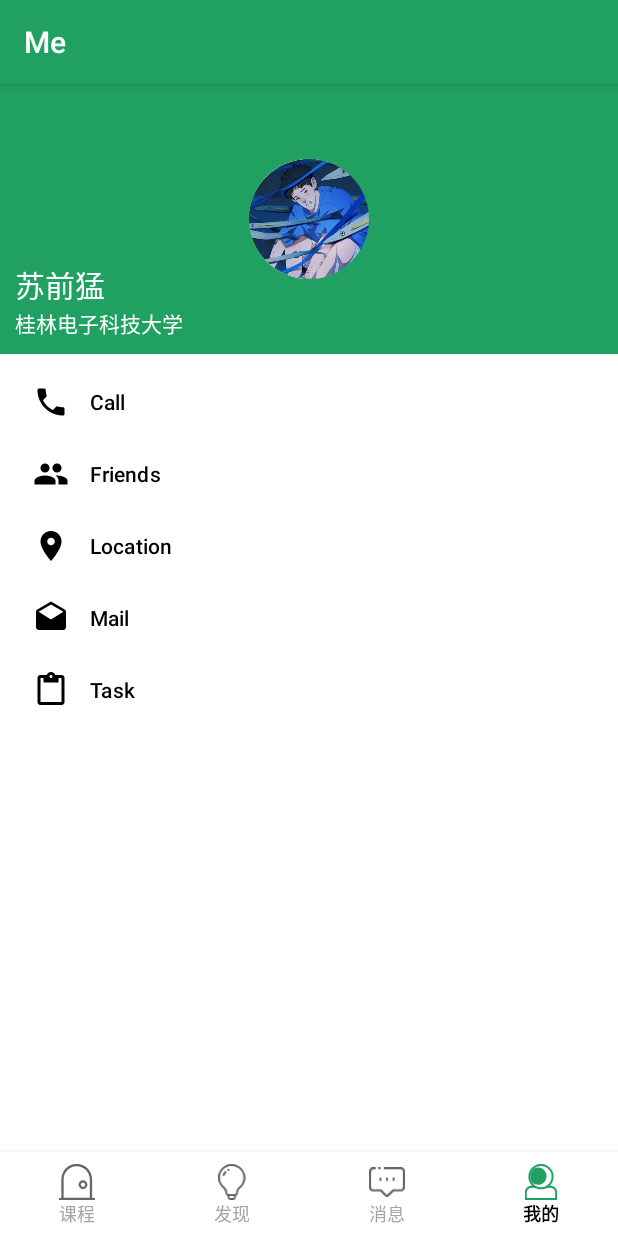
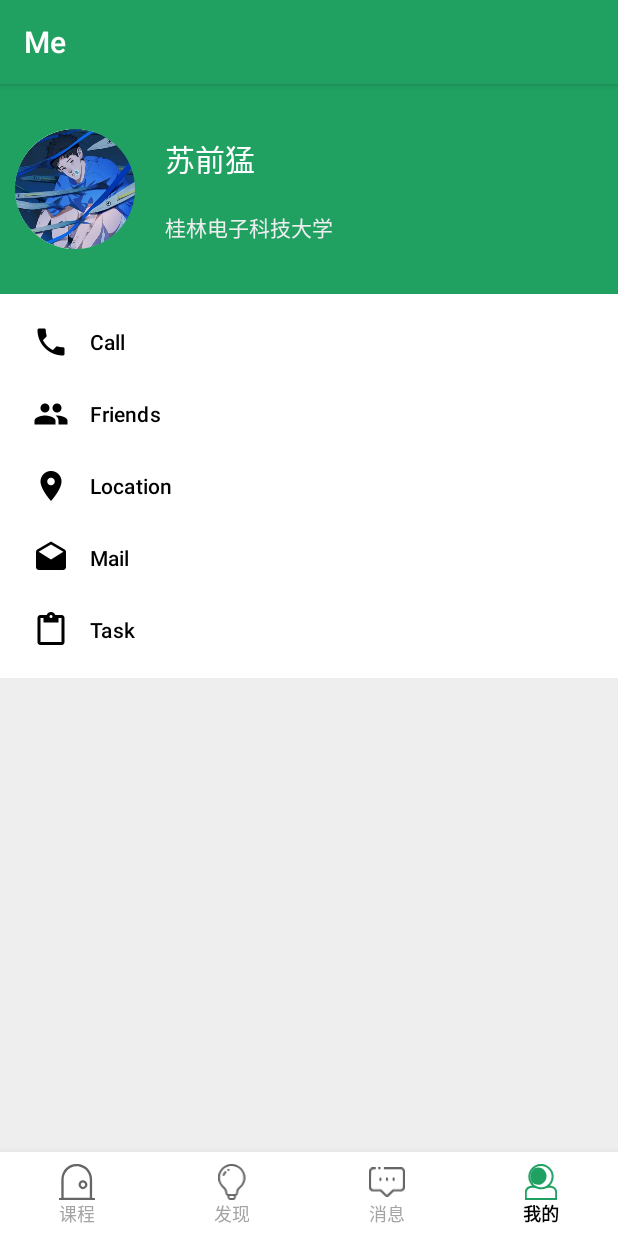
Before and after one commit to snakefch/MapleLeaves, an Android app: the MeFragment screen opened through its navigation route, on a phone screen of 412 x 824 dp. Run offline under Robolectric (Android 15) with nearby library versions, the phone set to English and light mode, and no system bars; our stand-ins replace CircleImageView, navigation-ui.

Commit message:
修改我的界面布局
Signed-off-by: Bamboo <1472902174@qq.com>

```diff
--- a/app/src/main/res/layout/fragment_me.xml
+++ b/app/src/main/res/layout/fragment_me.xml
@@ -1,19 +1,19 @@
 <?xml version="1.0" encoding="utf-8"?>
-<androidx.constraintlayout.widget.ConstraintLayout xmlns:android="http://schemas.android.com/apk/res/android"
+<LinearLayout xmlns:android="http://schemas.android.com/apk/res/android"
     xmlns:app="http://schemas.android.com/apk/res-auto"
     xmlns:tools="http://schemas.android.com/tools"
     android:layout_width="match_parent"
     android:layout_height="match_parent"
-    tools:context=".ui.me.MeFragment">
+    android:background="@color/LightGray"
+    tools:context=".ui.me.MeFragment"
+    android:orientation="vertical">
 
     <com.google.android.material.navigation.NavigationView
         android:id="@+id/navView"
         android:layout_width="match_parent"
-        android:layout_height="match_parent"
-        android:layout_margin="0dp"
+        android:layout_height="wrap_content"
         android:layout_gravity="start"
         app:headerLayout="@layout/me_header"
         app:menu="@menu/me_menu" />
 
-
-</androidx.constraintlayout.widget.ConstraintLayout>
+</LinearLayout>
--- a/app/src/main/res/layout/me_header.xml
+++ b/app/src/main/res/layout/me_header.xml
@@ -1,32 +1,48 @@
 <?xml version="1.0" encoding="utf-8"?>
-<RelativeLayout xmlns:android="http://schemas.android.com/apk/res/android"
+<androidx.constraintlayout.widget.ConstraintLayout xmlns:android="http://schemas.android.com/apk/res/android"
     android:layout_width="match_parent"
-    android:layout_height="180dp"
+    android:layout_height="140dp"
+    xmlns:app="http://schemas.android.com/apk/res-auto"
     android:padding="10dp"
     android:background="@color/theme">
 
     <de.hdodenhof.circleimageview.CircleImageView
+        android:id="@+id/headPortrait"
         android:layout_width="80dp"
         android:layout_height="80dp"
         android:src="@drawable/blue_circle"
+        app:layout_constraintTop_toTopOf="parent"
+        app:layout_constraintStart_toStartOf="parent"
+        app:layout_constraintBottom_toBottomOf="parent"
         android:layout_centerInParent="true"/>
 
-    <TextView
-        android:id="@+id/userSchool"
+    <LinearLayout
         android:layout_width="wrap_content"
         android:layout_height="wrap_content"
-        android:layout_alignParentBottom="true"
-        android:text="@string/school"
-        android:textColor="#FFF"
-        android:textSize="14sp"/>
+        android:layout_marginStart="10dp"
+        app:layout_constraintStart_toEndOf="@id/headPortrait"
+        app:layout_constraintTop_toTopOf="parent"
+        app:layout_constraintBottom_toBottomOf="parent"
+        android:orientation="vertical">
 
-    <TextView
-        android:id="@+id/userName"
-        android:layout_width="wrap_content"
-        android:layout_height="wrap_content"
-        android:layout_above="@+id/userSchool"
-        android:text="@string/user_name"
-        android:textColor="#FFF"
-        android:textSize="20sp"/>
+        <TextView
+            android:id="@+id/userName"
+            android:layout_width="wrap_content"
+            android:layout_height="wrap_content"
+            android:text="@string/user_name"
+            android:layout_margin="10dp"
+            android:textColor="@color/white"
+            android:textSize="20sp"/>
 
-</RelativeLayout>
+        <TextView
+            android:id="@+id/userSchool"
+            android:layout_width="wrap_content"
+            android:layout_height="wrap_content"
+            android:layout_margin="10dp"
+            android:text="@string/school"
+            android:textColor="@color/LightGray"
+            android:textSize="14sp" />
+
+    </LinearLayout>
+
+</androidx.constraintlayout.widget.ConstraintLayout>
```
Also changed, not shown: app/src/main/res/menu/home_bottom_nav_menu.xml (deleted, +0 -24 lines), app/src/main/res/menu/me_menu.xml (indentation only).
